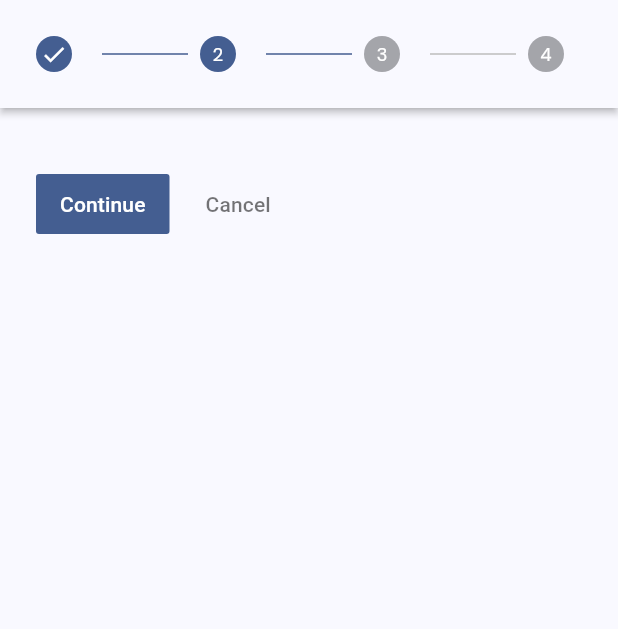
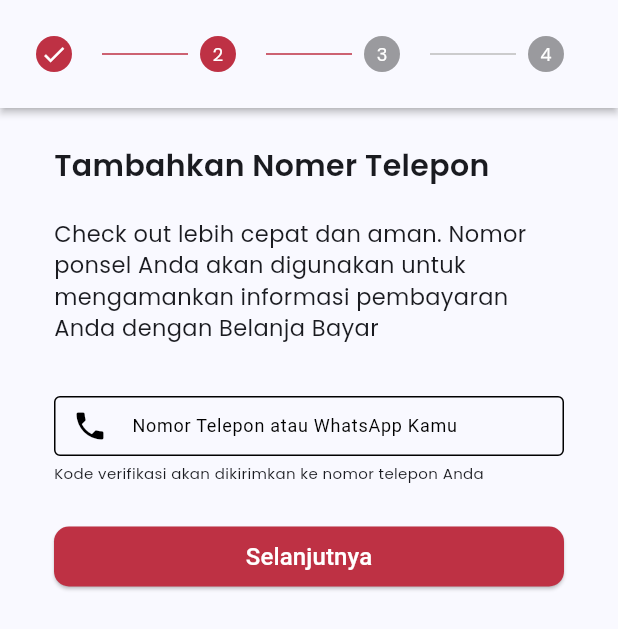
Before and after one commit to adella-kitchen/adella-mobile, a Flutter app: the StepPageView screen opened by its route, after a tap on an icon or button, on a phone screen of 412 x 824 dp. Shown: the top 629 px of the screen. Run offline on Flutter 3.47's test engine with Material 3 defaults, Android fonts, the light colour scheme and no system bars; our stand-ins replace animated_splash_screen, badges, carousel_slider, flutter_signin_button, get, icons_plus and 6 more; missing offline and left inert: dart:html, flutter_launcher_icons; accounts and stored records are empty; network calls fail.

Commit message:
create stepper
tambah aku, nomer telfin, verifikasi telfon, tambah alamat

```diff
--- a/lib/app/modules/step_page/controllers/step_page_controller.dart
+++ b/lib/app/modules/step_page/controllers/step_page_controller.dart
@@ -5,7 +5,7 @@ class StepPageController extends GetxController {
   var currentStep = 0.obs;
 
   void nextStep() {
-    if (currentStep < 2) { // Asumsikan ada 3 langkah, jadi maksimal 2 (0, 1, 2)
+    if (currentStep < 3) { // Asumsikan ada 3 langkah, jadi maksimal 2 (0, 1, 2)
       currentStep++;
     }
   }
--- a/lib/app/modules/step_page/views/daftar_akun.dart
+++ b/lib/app/modules/step_page/views/daftar_akun.dart
@@ -1,35 +1,57 @@
+import 'package:adella_kitchen/app/modules/step_page/controllers/step_page_controller.dart';
+import 'package:adella_kitchen/theme/color.dart';
+import 'package:adella_kitchen/theme/widget/app_widget.dart';
 import 'package:flutter/material.dart';
-import 'package:flutter_signin_button/button_list.dart';
-import 'package:flutter_signin_button/button_view.dart';
+import 'package:get/get.dart';
 
 class DaftarAkun extends StatelessWidget {
-  const DaftarAkun({super.key});
+  final StepPageController stepPageController = Get.find<StepPageController>();
+
+  // Controllers for each TextField
+  final TextEditingController namaController = TextEditingController();
+  final TextEditingController emailController = TextEditingController();
+  final TextEditingController passwordController = TextEditingController();
+  final TextEditingController confirmPasswordController =
+      TextEditingController();
+
+  DaftarAkun({super.key});
 
   @override
   Widget build(BuildContext context) {
-    return Center(
-      child: Padding(
+    return Padding(
       padding: EdgeInsets.symmetric(horizontal: 12),
       child: Column(
+        crossAxisAlignment: CrossAxisAlignment.start,
         children: [
-            Text(
-              'Buat Akun',
-              style: TextStyle(fontSize: 20, fontWeight: FontWeight.bold),
-            ),
+          Text('Buat Akun',
+              style: TextStyle(
+                  fontSize: 20,
+                  fontWeight: FontWeight.bold,
+                  color: Colors.black),
+              textAlign: TextAlign.left),
+
           SizedBox(height: 5), // Optional: Space between text elements
           Text(
             'Masukkan data diri dan daftarkan akunmu untuk menikmati fitur lengkap dari Adella Kitchen',
             style: TextStyle(fontSize: 15),
+            textAlign: TextAlign.left,
           ),
           SizedBox(height: 35), // Optional: Space between text and TextField
           Container(
             width: 350,
             height: 40,
             child: TextField(
+              controller: namaController,
               decoration: InputDecoration(
                 labelText: 'Nama Lengkap Kamu',
-                  labelStyle: TextStyle(fontSize: 12), // Custom label text size
+                labelStyle: TextStyle(
+                    fontSize: 12,
+                    color: Colors.black), // Custom label text size
                 border: OutlineInputBorder(),
+                focusedBorder: OutlineInputBorder(
+                  borderSide: BorderSide(color: Colors.black, width: 2.0),
+                  borderRadius: BorderRadius.circular(5),
+                ),
                 prefixIcon: Icon(Icons.person),
               ),
             ),
@@ -41,10 +63,17 @@ class DaftarAkun extends StatelessWidget {
             width: 350,
             height: 40,
             child: TextField(
+              controller: emailController,
               decoration: InputDecoration(
                 labelText: 'Alamat Email Kamu',
-                  labelStyle: TextStyle(fontSize: 12), // Custom label text size
+                labelStyle: TextStyle(
+                    fontSize: 12,
+                    color: Colors.black), // Custom label text size
                 border: OutlineInputBorder(),
+                focusedBorder: OutlineInputBorder(
+                  borderSide: BorderSide(color: Colors.black, width: 2.0),
+                  borderRadius: BorderRadius.circular(5),
+                ),
                 prefixIcon: Icon(Icons.email),
               ),
             ),
@@ -56,12 +85,20 @@ class DaftarAkun extends StatelessWidget {
             width: 350,
             height: 40,
             child: TextField(
+              controller: passwordController,
               decoration: InputDecoration(
                 labelText: 'Kata Sandi',
-                  labelStyle: TextStyle(fontSize: 12), // Custom label text size
+                labelStyle: TextStyle(
+                    fontSize: 12,
+                    color: Colors.black), // Custom label text size
                 border: OutlineInputBorder(),
+                focusedBorder: OutlineInputBorder(
+                  borderSide: BorderSide(color: Colors.black, width: 2.0),
+                  borderRadius: BorderRadius.circular(5),
+                ),
                 prefixIcon: Icon(Icons.lock),
               ),
+              obscureText: true, // To hide the password text
             ),
           ),
           SizedBox(
@@ -71,19 +108,38 @@ class DaftarAkun extends StatelessWidget {
             width: 350,
             height: 40,
             child: TextField(
+              controller: confirmPasswordController,
               decoration: InputDecoration(
                 labelText: 'Konfirmasi Kata Sandi',
-                  labelStyle: TextStyle(fontSize: 12), // Custom label text size
+                labelStyle: TextStyle(
+                    fontSize: 12,
+                    color: Colors.black), // Custom label text size
                 border: OutlineInputBorder(),
+                focusedBorder: OutlineInputBorder(
+                  borderSide: BorderSide(color: Colors.black, width: 2.0),
+                  borderRadius: BorderRadius.circular(5),
+                ),
                 prefixIcon: Icon(Icons.lock),
               ),
+              obscureText: true, // To hide the password text
             ),
           ),
           SizedBox(height: 45),
           ElevatedButton(
-              onPressed: () {},
+            onPressed: () {
+              // Check if any field is empty
+              if (namaController.text.isEmpty ||
+                  emailController.text.isEmpty ||
+                  passwordController.text.isEmpty ||
+                  confirmPasswordController.text.isEmpty) {
+                CustomSnackBar.showWarning(
+                    'Peringatan', 'Semua kolom harus diisi');
+              } else {
+                stepPageController.nextStep();
+              }
+            },
             style: ElevatedButton.styleFrom(
-                backgroundColor: Color.fromARGB(205, 210, 40, 54),
+              backgroundColor: myColor().primaryColor,
               shape: RoundedRectangleBorder(
                 borderRadius: BorderRadius.circular(10),
               ),
@@ -99,7 +155,6 @@ class DaftarAkun extends StatelessWidget {
           ),
         ],
       ),
-      ),
     );
   }
 }
--- /dev/null
+++ b/lib/app/modules/step_page/views/daftar_alamat.dart
@@ -0,0 +1,140 @@
+import 'dart:html';
+
+import 'package:adella_kitchen/theme/color.dart';
+import 'package:flutter/material.dart';
+
+class DaftarAlamat extends StatelessWidget {
+  const DaftarAlamat({super.key});
+
+  @override
+  Widget build(BuildContext context) {
+    return Padding(
+      padding: EdgeInsets.symmetric(horizontal: 12),
+      child: Column(
+        crossAxisAlignment: CrossAxisAlignment.start,
+        children: [
+          // Tambahkan widget lain di sini yang Anda ingin berada dalam padding ini.
+          Text(
+            'Daftarkan Alamat Kamu',
+            style: TextStyle(fontSize: 20, fontWeight: FontWeight.bold),
+          ),
+          SizedBox(
+            height: 20,
+          ),
+          Text(
+            'Daftarkan alamat kamu untuk memastikan makanan yang kami kirimkan sampai di rumah kamu.',
+            style: TextStyle(fontSize: 12),
+            textAlign: TextAlign.left,
+          ),
+
+          SizedBox(height: 20),
+          Text(
+            'Provinsi',
+            style: TextStyle(fontSize: 14, fontWeight: FontWeight.bold),
+          ),
+          SizedBox(height: 5),
+          Container(
+            width: 350,
+            height: 40, // Menambah tinggi agar dropdown lebih luas
+            child: DropdownButtonFormField<String>(
+              decoration: InputDecoration(
+                labelText: 'Pilih Provinsi Kamu',
+                labelStyle: TextStyle(fontSize: 12),
+                border: OutlineInputBorder(),
+                focusedBorder: OutlineInputBorder(
+                  borderSide: BorderSide(color: Colors.black, width: 2.0),
+                  borderRadius: BorderRadius.circular(5),
+                ),
+              ),
+              items: [],
+              onChanged: (String? value) {},
+            ),
+          ),
+
+          SizedBox(height: 18),
+          Text(
+            'Kota',
+            style: TextStyle(fontSize: 14, fontWeight: FontWeight.bold),
+          ),
+          SizedBox(height: 5),
+          Container(
+            width: 350,
+            height: 40, // Menambah tinggi agar dropdown lebih luas
+            child: DropdownButtonFormField<String>(
+              decoration: InputDecoration(
+                labelText: 'Pilih Kota Kamu',
+                labelStyle: TextStyle(fontSize: 12),
+                border: OutlineInputBorder(),
+                focusedBorder: OutlineInputBorder(
+                  borderSide: BorderSide(color: Colors.black, width: 2.0),
+                  borderRadius: BorderRadius.circular(5),
+                ),
+              ),
+              items: [],
+              onChanged: (String? value) {},
+            ),
+          ),
+
+          SizedBox(height: 18),
+          Text(
+            'Kode Pos',
+            style: TextStyle(fontSize: 14, fontWeight: FontWeight.bold),
+          ),
+          SizedBox(height: 5),
+          Container(
+            width: 350,
+            height: 40, // Menambah tinggi agar dropdown lebih luas
+            child: TextFormField(
+              decoration: InputDecoration(
+                labelText: 'Masukkan Kode Pos Kamu',
+                labelStyle: TextStyle(fontSize: 12, color: Colors.black),
+                border: OutlineInputBorder(),
+                focusedBorder: OutlineInputBorder(
+                  borderSide: BorderSide(color: Colors.black, width: 2.0),
+                  borderRadius: BorderRadius.circular(5),
+                ),
+                prefixIcon: Icon(Icons.home),
+              ),
+            ),
+          ),
+          SizedBox(height: 18),
+          Text(
+            'Alamat Lengkap',
+            style: TextStyle(fontSize: 14, fontWeight: FontWeight.bold),
+          ),
+         SizedBox(height: 5),
+          Container(
+            width: 350,
+            child: TextFormField(
+              maxLines: 6, // Tentukan jumlah maksimum baris yang diinginkan
+              decoration: InputDecoration(
+                 alignLabelWithHint: true,
+                labelText: 'Masukkan Alamat Lengkap',
+                labelStyle: TextStyle(fontSize: 12, color: Colors.black),
+                border: OutlineInputBorder(),
+                focusedBorder: OutlineInputBorder(
+                  borderSide: BorderSide(color: Colors.black, width: 2.0),
+                  borderRadius: BorderRadius.circular(5),
+                ),
+              ),
+            ),
+          ),
+          SizedBox(height: 15), // Tambahkan SizedBox di sini
+          ElevatedButton(
+            onPressed: () {},
+            style: ElevatedButton.styleFrom(
+              backgroundColor: myColor().primaryColor,
+              shape: RoundedRectangleBorder(
+                borderRadius: BorderRadius.circular(10),
+              ),
+              fixedSize: (Size(350, 40)),
+            ),
+            child: Text('Konfirmasi',
+            style: TextStyle(fontSize: 16,
+            color: Colors.white),),
+          ),
+        ],
+      ),
+    );
+  }
+}
--- a/lib/app/modules/step_page/views/step_page_view.dart
+++ b/lib/app/modules/step_page/views/step_page_view.dart
@@ -1,6 +1,9 @@
 import 'package:adella_kitchen/app/modules/step_page/views/daftar_akun.dart';
+import 'package:adella_kitchen/app/modules/step_page/views/daftar_alamat.dart';
+import 'package:adella_kitchen/app/modules/step_page/views/tambah_notelf.dart';
+import 'package:adella_kitchen/app/modules/step_page/views/verif_notelf.dart';
+import 'package:adella_kitchen/theme/color.dart';
 import 'package:flutter/material.dart';
-import 'package:flutter_signin_button/flutter_signin_button.dart';
 import 'package:get/get.dart';
 import '../controllers/step_page_controller.dart';
 
@@ -11,7 +14,17 @@ class StepPageView extends GetView<StepPageController> {
   Widget build(BuildContext context) {
     return Scaffold(
       body: Obx(
-        () => Stepper(
+        () => Theme(
+          data: Theme.of(context).copyWith(
+            colorScheme: ColorScheme.light(primary: myColor().primaryColor),
+           textTheme: Theme.of(context).textTheme.copyWith(
+              bodyLarge: TextStyle(color: Colors.black),
+            ),
+          ),
+          child: Stepper(
+            controlsBuilder: (BuildContext context, ControlsDetails controls) {
+              return Container();
+            },
             type: StepperType.horizontal,
             steps: getStep(),
             currentStep: controller.currentStep.value,
@@ -26,6 +39,7 @@ class StepPageView extends GetView<StepPageController> {
             },
           ),
         ),
+      ),
     );
   }
 
@@ -36,27 +50,31 @@ class StepPageView extends GetView<StepPageController> {
           isActive: controller.currentStep.value >= 0,
           state: controller.currentStep.value > 0
               ? StepState.complete
-                : StepState.indexed),
+              : StepState.indexed,
+        ),
         Step(
           title: Text(''),
-            content: Container(),
+          content: NomerTelfon(),
           isActive: controller.currentStep.value >= 1,
           state: controller.currentStep.value > 1
               ? StepState.complete
-                : StepState.indexed),
+              : StepState.indexed,
+        ),
         Step(
           title: Text(''),
-            content: Container(),
+          content: VerifNotelf(),
           isActive: controller.currentStep.value >= 2,
           state: controller.currentStep.value > 2
               ? StepState.complete
-                : StepState.indexed),
+              : StepState.indexed,
+        ),
         Step(
           title: Text(''),
-            content: Container(),
-            isActive: controller.currentStep.value >= 2,
-            state: controller.currentStep.value > 2
+          content: DaftarAlamat(),
+          isActive: controller.currentStep.value >= 3,
+          state: controller.currentStep.value > 3
               ? StepState.complete
-                : StepState.indexed)
+              : StepState.indexed,
+        ),
       ];
 }
--- /dev/null
+++ b/lib/app/modules/step_page/views/tambah_notelf.dart
@@ -0,0 +1,100 @@
+import 'package:adella_kitchen/app/modules/step_page/controllers/step_page_controller.dart';
+import 'package:adella_kitchen/theme/color.dart';
+import 'package:adella_kitchen/theme/widget/app_widget.dart';
+import 'package:flutter/material.dart';
+import 'package:flutter/services.dart';
+import 'package:get/get.dart';
+import 'package:get/get_core/src/get_main.dart';
+
+class NomerTelfon extends StatelessWidget {
+  final StepPageController stepPageController = Get.find<StepPageController>();
+  final TextEditingController phoneController = TextEditingController();
+
+  NomerTelfon({super.key});
+
+  @override
+  Widget build(BuildContext context) {
+    return Padding(
+      padding: const EdgeInsets.symmetric(horizontal: 12),
+      child: Column(
+        mainAxisSize: MainAxisSize.min,
+        crossAxisAlignment: CrossAxisAlignment.start,
+        children: [
+          Text(
+            'Tambahkan Nomer Telepon',
+            style: TextStyle(fontSize: 20, fontWeight: FontWeight.bold),
+          ),
+          SizedBox(
+            height: 20,
+          ),
+          Text(
+            'Check out lebih cepat dan aman. Nomor ponsel Anda akan digunakan untuk mengamankan informasi pembayaran Anda dengan Belanja Bayar',
+            style: TextStyle(
+              fontSize: 15,
+            ),
+            textAlign: TextAlign.left,
+          ),
+          SizedBox(height: 35), // Opsional: Jarak antara teks dan TextField
+          Container(
+            width: 350,
+            height: 40,
+            child: TextField(
+              controller: phoneController,
+              keyboardType: TextInputType.phone,
+              inputFormatters: [
+                FilteringTextInputFormatter.digitsOnly
+              ], // Mengubah keyboard untuk input nomor telepon
+              decoration: InputDecoration(
+                labelText: 'Nomor Telepon atau WhatsApp Kamu',
+                labelStyle: TextStyle(
+                    fontSize: 12,
+                    color: Colors.black), // Ukuran teks label kustom
+                border: OutlineInputBorder(),
+                focusedBorder: OutlineInputBorder(
+                  borderSide: BorderSide(color: Colors.black, width: 2.0),
+                  borderRadius: BorderRadius.circular(5),
+                ),
+                prefixIcon:
+                    Icon(Icons.phone), // Mengganti ikon dengan ikon telepon
+              ),
+            ),
+          ),
+          SizedBox(height: 4),
+          Container(
+            child: Text(
+              'Kode verifikasi akan dikirimkan ke nomor telepon Anda',
+              style: TextStyle(
+                fontSize: 10,
+              ),
+            ),
+          ),
+          SizedBox(height: 25),
+          ElevatedButton(
+            onPressed: () {
+              if (phoneController.text.isEmpty) {
+                CustomSnackBar.showWarning(
+                    'Peringatan', 'Semua kolom harus diisi');
+              } else {
+                stepPageController.nextStep();
+              }
+            },
+            style: ElevatedButton.styleFrom(
+              backgroundColor: myColor().primaryColor,
+              shape: RoundedRectangleBorder(
+                borderRadius: BorderRadius.circular(10),
+              ),
+              fixedSize: Size(350, 40),
+            ),
+            child: Text(
+              'Selanjutnya',
+              style: TextStyle(
+                fontSize: 16,
+                color: Colors.white,
+              ),
+            ),
+          ),
+        ],
+      ),
+    );
+  }
+}
--- /dev/null
+++ b/lib/app/modules/step_page/views/verif_notelf.dart
@@ -0,0 +1,77 @@
+
+import 'package:adella_kitchen/app/modules/step_page/controllers/step_page_controller.dart';
+import 'package:flutter/material.dart';
+import 'package:flutter/services.dart';
+import 'package:get/get.dart';
+import 'package:pinput/pinput.dart';
+
+class VerifNotelf extends StatelessWidget {
+   final StepPageController stepPageController = Get.find<StepPageController>();
+   VerifNotelf({super.key});
+
+  @override
+  Widget build(BuildContext context) {
+    return Padding(
+      padding: const EdgeInsets.symmetric(horizontal: 12),
+      child: Column(
+        mainAxisSize: MainAxisSize.min,
+        children: [
+          Text(
+            'Verifikasi Nomer Telepon',
+            style: TextStyle(fontSize: 20, fontWeight: FontWeight.bold),
+          ),
+          const SizedBox(height: 15),
+          const Text(
+            'Masukkan kode OTP yang telah dikirimkan ke nomor Anda',
+            style: TextStyle(
+              fontSize: 14,
+            ),
+            textAlign: TextAlign.start,
+          ),
+          SizedBox(height: 20),
+          Pinput(
+            inputFormatters: [FilteringTextInputFormatter.digitsOnly],
+            length: 4,
+            showCursor: true,
+            onCompleted: (value) {
+              print(value);
+            },
+            defaultPinTheme: PinTheme(
+              height: 50,
+              width: 50,
+             decoration: BoxDecoration(
+                  border: Border.all(color: Colors.grey),
+                  borderRadius: BorderRadius.circular(8),
+             ),
+            ),
+          ),
+
+          SizedBox(height: 20),
+          Text('Belum menerima OTP??',
+          style: TextStyle(fontSize: 14),
+          ),
+
+          SizedBox(height: 25),
+            ElevatedButton(
+              onPressed: () {stepPageController.nextStep();
+              },
+              style: ElevatedButton.styleFrom(
+                backgroundColor: Color.fromARGB(205, 210, 40, 54),
+                shape: RoundedRectangleBorder(
+                  borderRadius: BorderRadius.circular(10),
+                ),
+                fixedSize: Size(350, 40),
+              ),
+              child: Text(
+                'Verifikasi',
+                style: TextStyle(
+                  fontSize: 16,
+                  color: Colors.white,
+                ),
+              ),
+            ),
+        ],
+      ),
+    );
+  }
+}
--- a/lib/app/routes/app_routes.dart
+++ b/lib/app/routes/app_routes.dart
@@ -14,6 +14,8 @@ abstract class Routes {
   static const ONBOARDING = _Paths.ONBOARDING;
   static const STARTER = _Paths.STARTER;
   static const STEP_PAGE = _Paths.STEP_PAGE;
+  static const VERIF_NOTELF = _Paths.VERIF_NOTELF;
+  static const VERIF_NOTELP = _Paths.VERIF_NOTELP;
 }
 
 abstract class _Paths {
@@ -29,4 +31,6 @@ abstract class _Paths {
   static const ONBOARDING = '/onboarding';
   static const STARTER = '/starter';
   static const STEP_PAGE = '/step-page';
+  static const VERIF_NOTELF = '/verif-notelf';
+  static const VERIF_NOTELP = '/verif-notelp';
 }
--- a/pubspec.yaml
+++ b/pubspec.yaml
@@ -18,8 +18,13 @@ dependencies:
   intl: 0.19.0
   flutter_launcher_icons: 0.13.1
   shared_preferences: 2.2.3
+<<<<<<< Updated upstream
   badges: ^3.1.2
   input_quantity: 2.3.4
+=======
+  phone_text_field: 0.0.7
+  pinput: 4.0.0
+>>>>>>> Stashed changes
 
 dev_dependencies:
   flutter_lints: ^3.0.2
```
Also changed, not shown: lib/app/modules/step_page/bindings/step_page_binding.dart (line endings or trailing spaces), pubspec.lock, 5 other files. Lines whose indentation alone changed are shown as unchanged.
